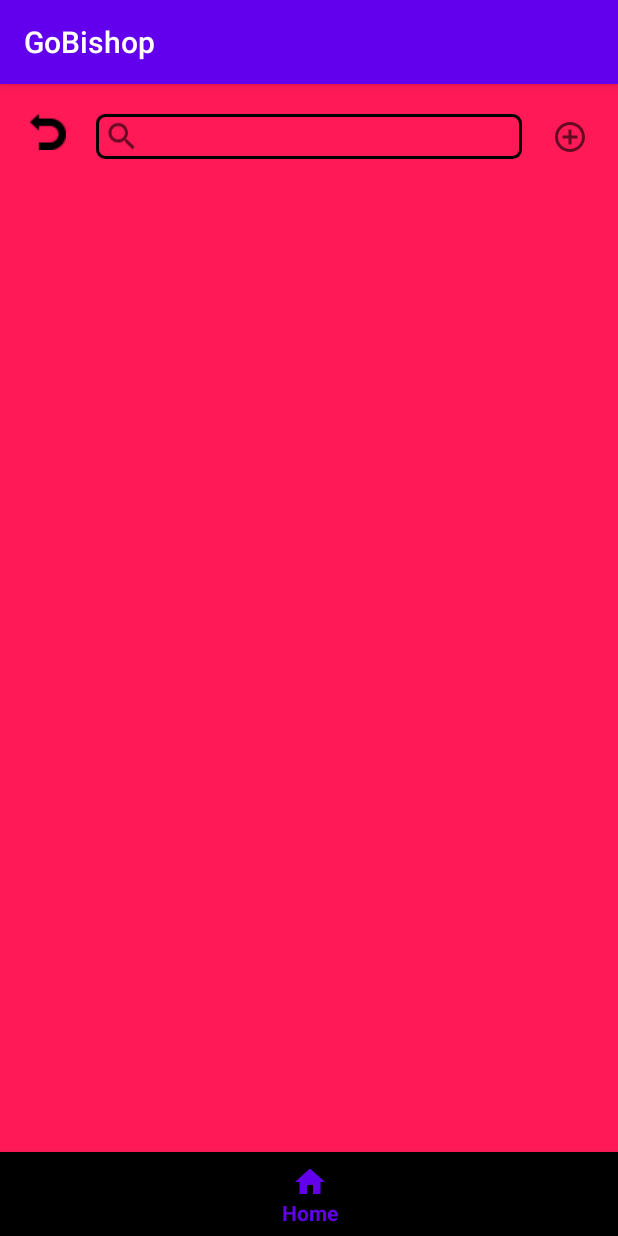
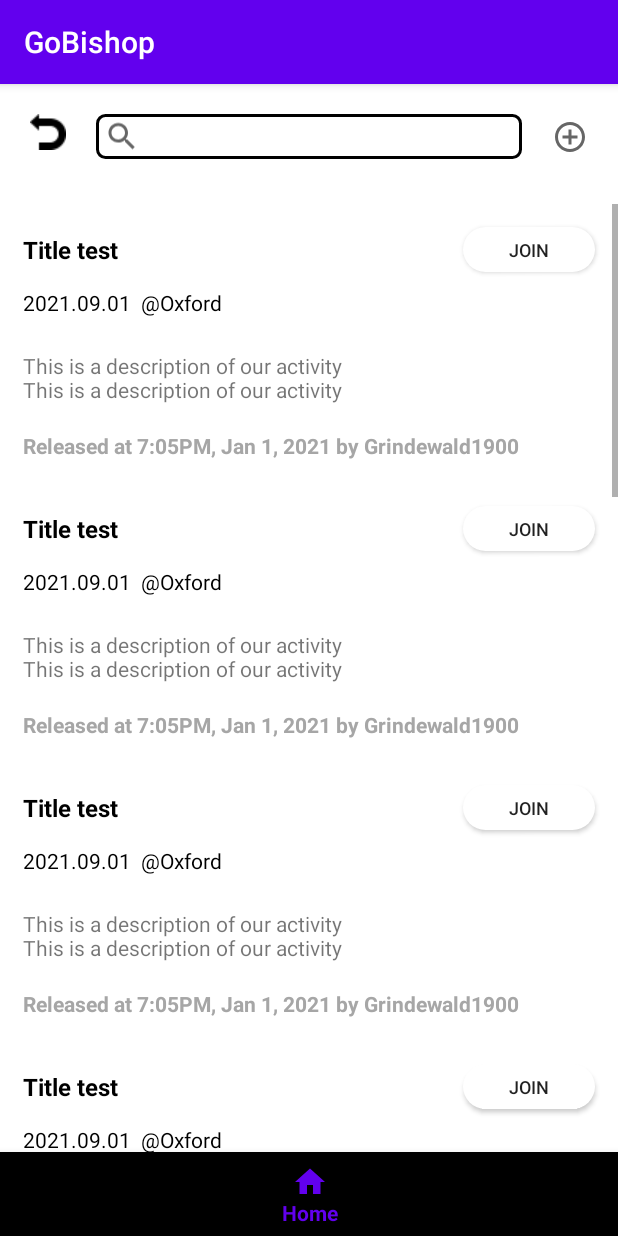
Before and after one commit to Grindewald1900/GoBishops, an Android app: the fragment ActivityFragment placed in its activity, on a phone screen of 412 x 824 dp. Run offline under Robolectric (Android 15) with nearby library versions, the phone set to English and light mode, and no system bars; libraries missing offline, so code that uses them is left out: com.joooonho; 2 statements that could not run were skipped.

Commit message:
[Demo] activity fragment and details page

```diff
--- a/app/src/main/AndroidManifest.xml
+++ b/app/src/main/AndroidManifest.xml
@@ -9,6 +9,7 @@
         android:roundIcon="@drawable/ic_icon_round"
         android:supportsRtl="true"
         android:theme="@style/AppTheme">
+        <activity android:name=".activity.ActivityActivity"></activity>
         <activity android:name=".activity.MainActivity">
             <intent-filter>
                 <action android:name="android.intent.action.MAIN" />
--- a/app/src/main/java/com/example/gobishop/adapter/ActivityAdapter.kt
+++ b/app/src/main/java/com/example/gobishop/adapter/ActivityAdapter.kt
@@ -1,10 +1,16 @@
 package com.example.gobishop.adapter
 
+import android.content.Intent
 import android.util.Log
+import android.view.LayoutInflater
 import android.view.View
 import android.view.ViewGroup
 import android.widget.TextView
+import android.widget.Toast
 import androidx.recyclerview.widget.RecyclerView
+import com.example.gobishop.R
+import com.example.gobishop.activity.ActivityActivity
+import com.example.gobishop.entity.BuActivity
 
 
 /**
@@ -12,32 +18,46 @@ import androidx.recyclerview.widget.RecyclerView
  * Github: Grindewald1900
  * Email: grindewald1504@gmail.com
  */
-class ActivityAdapter: RecyclerView.Adapter<ActivityAdapter.ActivityHolder>(){
+class ActivityAdapter(var activities: ArrayList<BuActivity>): RecyclerView.Adapter<ActivityAdapter.ActivityHolder>(){
     override fun onCreateViewHolder(parent: ViewGroup, viewType: Int): ActivityHolder {
-        TODO("Not yet implemented")
+        val itemView = LayoutInflater.from(parent.context).inflate(R.layout.view_recycle_activity, parent, false)
+        return ActivityHolder(itemView)
     }
 
-    override fun onBindViewHolder(holder: ActivityHolder?, position: Int) {
-        TODO("Not yet implemented")
+    override fun onBindViewHolder(holder: ActivityHolder, position: Int) {
+        val activity = activities.get(position)
+        holder.title.text = activity.title
     }
 
     override fun getItemCount(): Int {
-        TODO("Not yet implemented")
+        return activities.size
     }
 
-    class ActivityHolder(v: View): RecyclerView.ViewHolder(v), View.OnClickListener{
-        private var view: View = v
-        private var title: TextView? = null
-        init {
-            v.setOnClickListener(this)
+    class ActivityHolder(view: View): RecyclerView.ViewHolder(view){
+        var title: TextView = view.findViewById(R.id.tv_item_activity_title)
+        var subtitle: TextView = view.findViewById(R.id.tv_item_activity_subtitle)
+        var content: TextView = view.findViewById(R.id.tv_item_activity_content)
+        init{
+            // Set listener for each element in the activity item
+            content.setOnClickListener {
+                Toast.makeText(it.context, "Content Clicked", Toast.LENGTH_SHORT).show()
+                Log.v("tag_activity", "Item Click")
+                var intent = Intent(it.context, ActivityActivity::class.java)
+                it.context.startActivity(intent)
+
+            }
+            subtitle.setOnClickListener {
+                Toast.makeText(it.context, "Subtitle Clicked", Toast.LENGTH_SHORT).show()
+                Log.v("tag_activity", "Item Click")
+            }
+            title.setOnClickListener {
+                Toast.makeText(it.context, "Title Clicked", Toast.LENGTH_SHORT).show()
+                Log.v("tag_activity", "Item Click")
+            }
         }
 
         companion object{
             private val ACTIVITY_KEY = "ACTIVITY"
         }
-        override fun onClick(v: View?) {
-            Log.d("tag_activity", "Click")
-        }
-
     }
 }
--- /dev/null
+++ b/app/src/main/java/com/example/gobishop/entity/BuActivity.kt
@@ -0,0 +1,11 @@
+package com.example.gobishop.entity
+
+
+/**
+ * Created by Yee on 2021/1/4.
+ * Github: Grindewald1900
+ * Email: grindewald1504@gmail.com
+ */
+data class BuActivity(val title: String, val subtitle: String, val content: String, val info: String) {
+
+}
--- a/app/src/main/java/com/example/gobishop/fragment/ActivityFragment.kt
+++ b/app/src/main/java/com/example/gobishop/fragment/ActivityFragment.kt
@@ -5,8 +5,11 @@ import android.view.LayoutInflater
 import android.view.View
 import android.view.ViewGroup
 import androidx.fragment.app.Fragment
+import androidx.recyclerview.widget.DefaultItemAnimator
 import androidx.recyclerview.widget.LinearLayoutManager
 import com.example.gobishop.R
+import com.example.gobishop.adapter.ActivityAdapter
+import com.example.gobishop.entity.BuActivity
 import kotlinx.android.synthetic.main.fragment_activity.*
 
 /**
@@ -16,6 +19,7 @@ import kotlinx.android.synthetic.main.fragment_activity.*
  */
 class ActivityFragment : Fragment() {
     private lateinit var linearLayoutManager: LinearLayoutManager
+    private lateinit var activityAdapter: ActivityAdapter
     companion object{
         fun newInstance(): ActivityFragment{
             return ActivityFragment()
@@ -30,8 +34,24 @@ class ActivityFragment : Fragment() {
         return inflater.inflate(R.layout.fragment_activity, container, false)
     }
 
+    override fun onViewCreated(view: View, savedInstanceState: Bundle?) {
+        super.onViewCreated(view, savedInstanceState)
+        initView()
+    }
+
     private fun initView(){
+        var data: ArrayList<BuActivity> = ArrayList()
+        for (i in 0..10){
+            var activity: BuActivity = BuActivity("Title test", "2021.09.01  @Oxford", "This is a description of our activity\nThis is a description of our activity", "Released at 7:05PM, Jan 1, 2021 by Grindewald1900 ")
+            data.add(activity)
+        }
         linearLayoutManager = LinearLayoutManager(context)
+        activityAdapter = ActivityAdapter(data)
         rv_activity_main.layoutManager = linearLayoutManager
+        rv_activity_main.itemAnimator = DefaultItemAnimator()
+        rv_activity_main.adapter = activityAdapter
+        rv_activity_main.setOnClickListener {
+            it
+        }
     }
 }
--- a/app/src/main/java/com/example/gobishop/myview/mButtonView.kt
+++ b/app/src/main/java/com/example/gobishop/myview/mButtonView.kt
@@ -26,7 +26,7 @@ open class mButtonView(context: Context, attrs: AttributeSet?): androidx.appcomp
     private var mRight = 0f
     private var start = 0f
     private var isDraw = false
-    private val cornerRadius = 130f
+    private val cornerRadius = 50f
     private val bkColor = Color.WHITE
 
     init {
@@ -41,7 +41,7 @@ open class mButtonView(context: Context, attrs: AttributeSet?): androidx.appcomp
         paint = Paint()
         paint!!.isAntiAlias = true
         paint!!.color = Color.parseColor("#ffffff")
-        paint!!.strokeWidth = 4f
+        paint!!.strokeWidth = 2f
         paint!!.style = Paint.Style.STROKE
 
         // Initialize button background scheme
@@ -126,7 +126,7 @@ open class mButtonView(context: Context, attrs: AttributeSet?): androidx.appcomp
     override fun onDraw(canvas: Canvas?) {
         super.onDraw(canvas)
         if (isDraw){
-            val mRectF = RectF(mLeft+10,10f,mRight-10,height-10.toFloat())
+            val mRectF = RectF(mLeft+10,5f,mRight-10,height-10.toFloat())
             paint?.let { canvas!!.drawArc(mRectF,start,160f,false, it) } //画圆弧
         }
 
--- a/app/src/main/res/layout/fragment_activity.xml
+++ b/app/src/main/res/layout/fragment_activity.xml
@@ -4,14 +4,10 @@
     xmlns:app="http://schemas.android.com/apk/res-auto"
     android:layout_width="match_parent"
     android:layout_height="match_parent"
-    android:background="@color/google">
+    android:background="@color/white">
     <ImageButton
         android:id="@+id/btn_activity_back"
-        android:background="@drawable/ic_back_24"
-        android:layout_width="wrap_content"
-        android:layout_height="wrap_content"
-        android:layout_marginTop="@dimen/dimen_20"
-        android:layout_marginStart="@dimen/dimen_20"
+        style="@style/BackButton"
         app:layout_constraintTop_toTopOf="parent"
         app:layout_constraintLeft_toLeftOf="parent"
         />
@@ -51,7 +47,7 @@
         android:id="@+id/rv_activity_main"
         android:layout_width="0dp"
         android:layout_height="0dp"
-        android:layout_marginTop="@dimen/dimen_10"
+        android:layout_marginTop="@dimen/dimen_30"
         android:scrollbars="vertical"
         app:layout_constraintTop_toBottomOf="@+id/view_activity_search_box"
         app:layout_constraintBottom_toBottomOf="parent"
--- a/app/src/main/res/layout/view_recycle_activity.xml
+++ b/app/src/main/res/layout/view_recycle_activity.xml
@@ -15,6 +15,8 @@
         android:layout_marginStart="@dimen/dimen_5"
         android:gravity="center"
         android:text="title 1"
+        android:textSize="@dimen/text_size_title"
+        android:textStyle="bold"
         android:textColor="@color/black"
         app:layout_constraintTop_toTopOf="parent"
         app:layout_constraintLeft_toLeftOf="parent"
@@ -26,6 +28,7 @@
         android:layout_height="@dimen/dimen_30"
         android:layout_marginEnd="@dimen/dimen_5"
         android:text="@string/join"
+        android:padding="0dp"
         android:textSize="@dimen/text_size_sub_title"
         app:layout_constraintTop_toTopOf="@+id/tv_item_activity_title"
         app:layout_constraintRight_toRightOf="parent"
@@ -61,6 +64,7 @@
         android:gravity="center"
         android:textColor="@color/gray_2"
         android:text="Released at 7:05PM, Jan 1, 2021 by Grindewald1900 "
+        android:textStyle="bold"
         app:layout_constraintTop_toBottomOf="@+id/tv_item_activity_content"
         app:layout_constraintLeft_toLeftOf="@+id/tv_item_activity_title"
         />
--- a/app/src/main/res/values/colors.xml
+++ b/app/src/main/res/values/colors.xml
@@ -12,4 +12,5 @@
     <color name="gray_1">#d8d8d8</color>
     <color name="gray_2">#a6a6a6</color>
     <color name="black">#000000</color>
+    <color name="white">#ffffff</color>
 </resources>
--- a/app/src/main/res/values/dimens.xml
+++ b/app/src/main/res/values/dimens.xml
@@ -37,4 +37,5 @@
     <dimen name="text_size_logo">36sp</dimen>
     <dimen name="text_size_title">16sp</dimen>
     <dimen name="text_size_sub_title">12sp</dimen>
+    <dimen name="text_size_small">10sp</dimen>
 </resources>
--- a/app/src/main/res/values/strings.xml
+++ b/app/src/main/res/values/strings.xml
@@ -13,7 +13,6 @@
     <string name="join">join</string>
 
 
-
     <!-- Tags -->
     <string name="tag_main">tag_main</string>
     <string name="tag_activity">tag_activity</string>
@@ -22,6 +21,9 @@
     <!-- Fake data -->
     <string name="f_user_name">Grindewald</string>
     <string name="f_major">Computer Science</string>
+    <string name="f_time">2021/01/02</string>
+
+    <string name="f_location">Oxford</string>
     <string name="f_home_activity"> My Activity \n activity1 \n July 9, 2021, Oxford \n activity2 \n July 10, 2021, Oxford \n activity3 \n July 12, 2021, Oxford</string>
 
 
--- a/app/src/main/res/values/styles.xml
+++ b/app/src/main/res/values/styles.xml
@@ -24,4 +24,12 @@
         <item name="android:paddingEnd">@dimen/dimen_10</item>
     </style>
 
+    <style name="BackButton">
+        <item name="android:background">@drawable/ic_back_24</item>
+        <item name="android:layout_width">wrap_content</item>
+        <item name="android:layout_height">wrap_content</item>
+        <item name="android:layout_marginStart">@dimen/dimen_20</item>
+        <item name="android:layout_marginTop">@dimen/dimen_20</item>
+    </style>
+
 </resources>
```
Also changed, not shown: app/src/main/java/com/example/gobishop/activity/ActivityActivity.kt (added, +19 -0 lines), app/src/main/res/layout/activity_activity.xml (added, +91 -0 lines), app/src/main/res/drawable/img_wolf.jpg (added).
